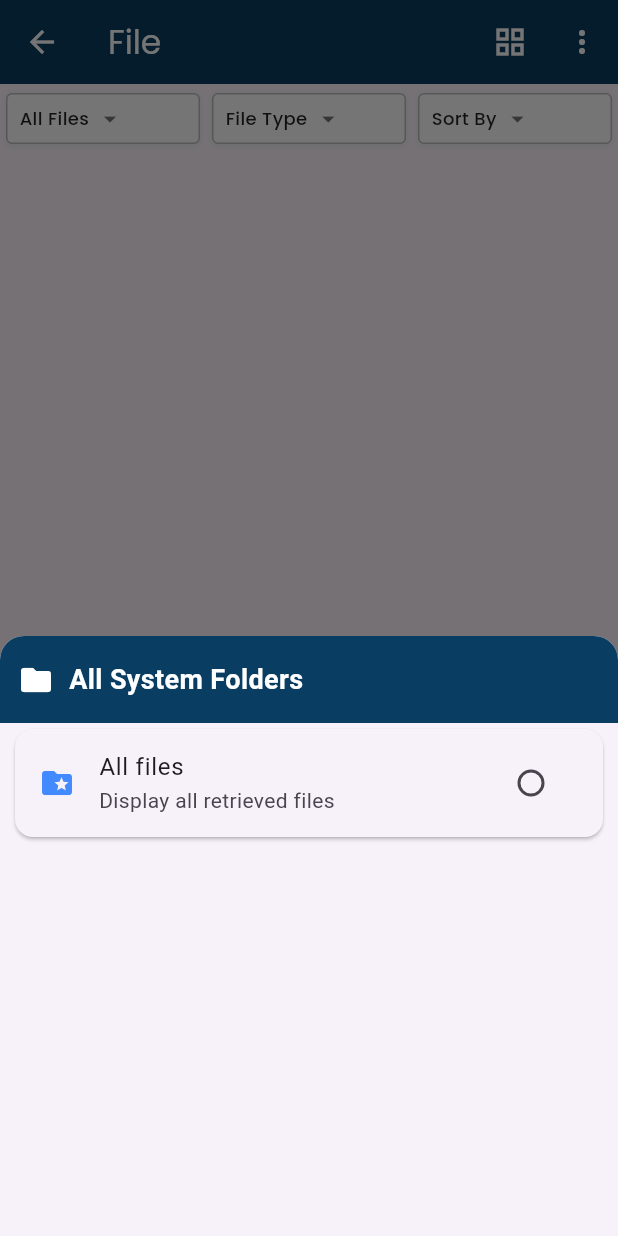
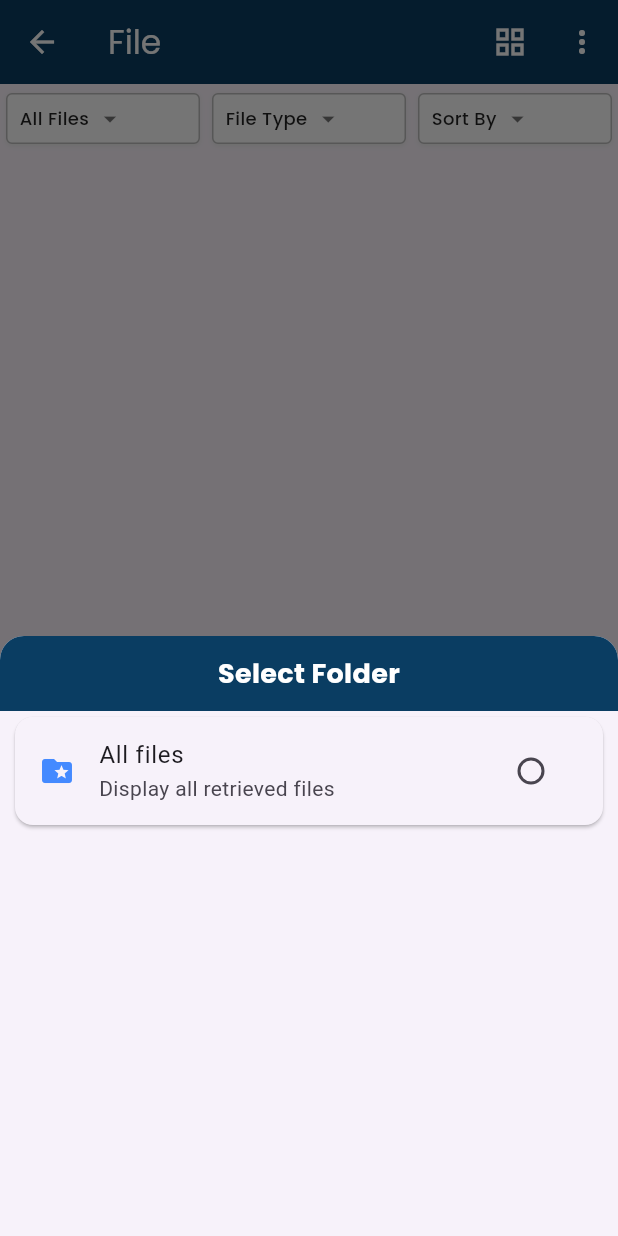
Before and after one commit to PsdeveloperFlutter/filemanager, a Flutter app: the CustomGalleryApp screen opened directly, after a tap on "All Files", on a phone screen of 412 x 824 dp. Run offline on Flutter 3.47's test engine with Material 3 defaults, Android fonts, the phone set to English and light mode, and no system bars; our stand-ins replace another_flushbar, device_info_plus, file_picker, flutter_secure_storage, flutter_switch, google_fonts and 5 more; missing offline and left inert: external_app_launcher, installed_apps, pdf_render; accounts and stored records are empty.

Commit message:
Refactor: Enhance UI and file handling in Custom Gallery
This commit introduces several improvements to the Custom Gallery UI and file handling logic:

- **`customGalleryUi.dart`:**
    - **Show Hidden Files Toggle:**
        - Implemented a "Show Hidden Files" option in the `PopupMenuButton`.
        - When toggled, `getFilesFromDirectory` is called with the `showHiddenFiles` flag, and the UI updates asynchronously to display or hide hidden files.
        - The checkbox and text in the popup menu are now styled with white text and a dark blue background to match the AppBar.
        - The progress indicator during file loading now uses the AppBar color.
    - **Folder Selection Modal:**
        - Refactored `buildFolderSelectionSheet` to use `StatefulBuilder` for managing its internal state (`selectedFolder`).
        - The `onSelectedFolderChanged` callback is introduced to update the `selectedFolder` in the parent widget.
        - Added a styled header "Select Folder" to the modal.
    - **Popup Menu Styling:**
        - The main popup menu (for "System Files" and "Show Hidden Files") is now offset downwards.
        - The background color is set to dark blue (`0xFF0A3D62`) with rounded corners.
        - A `PopupMenuDivider` is added between the options.

- **`customGallerySetting.dart`:**
    - **`getFilesFromDirectory`:**
        - Added an optional `showHiddenFiles` boolean parameter (defaulting to `false`).
        - If `showHiddenFiles` is `false`, files and directories starting with a `.` are skipped.
    - Minor code formatting and comment updates.

```diff
--- a/lib/customGallery/settings/customGallerySetting.dart
+++ b/lib/customGallery/settings/customGallerySetting.dart
@@ -1,7 +1,6 @@
 import 'dart:io';
-import 'dart:typed_data';
-import 'package:pdf_render/pdf_render.dart';
-import 'package:pdf_render/pdf_render_widgets.dart';
+import 'dart:ui' as ui;
+
 import 'package:device_info_plus/device_info_plus.dart';
 import 'package:file_picker/file_picker.dart';
 import 'package:flutter/material.dart';
@@ -9,8 +8,8 @@ import 'package:google_fonts/google_fonts.dart';
 import 'package:intl/intl.dart';
 import 'package:path/path.dart' as p;
 import 'package:path_provider/path_provider.dart';
+import 'package:pdf_render/pdf_render.dart';
 import 'package:permission_handler/permission_handler.dart';
-import 'dart:ui' as ui;
 
 class CustomGallerySetting {
 // Allowed File Extensions
@@ -49,8 +48,11 @@ class CustomGallerySetting {
   }
 
 // ✅ Recursive file fetching for all Android versions
-  Future<List<File>> getFilesFromDirectory(Directory dir,
-      {Set<String>? visited}) async {
+  Future<List<File>> getFilesFromDirectory(
+    Directory dir, {
+    Set<String>? visited,
+    bool showHiddenFiles = false,
+  }) async {
     visited ??= {};
     List<File> files = [];
     List<String> restrictedFolders = ["Android", "data", "obb"];
@@ -60,6 +62,11 @@ class CustomGallerySetting {
 
     try {
       await for (var entity in dir.list(followLinks: false)) {
+        String entityName=p.basename(entity.path);
+        // ✅ Skip hidden files/folders if showHiddenFiles = false
+        if (!showHiddenFiles && entityName.startsWith(".")) {
+          continue;
+        }
         if (entity is File) {
           String ext =
               p.extension(entity.path).replaceAll('.', '').toLowerCase();
@@ -181,10 +188,7 @@ class CustomGallerySetting {
 
   // Icon set for Various Extension Files
   Icon getFileIcon(String fileName) {
-    String ext = fileName
-        .split('.')
-        .last
-        .toLowerCase();
+    String ext = fileName.split('.').last.toLowerCase();
     switch (ext) {
       case 'pdf':
         return Icon(Icons.picture_as_pdf, color: Colors.red, size: 30);
@@ -253,7 +257,6 @@ class CustomGallerySetting {
             crossAxisAlignment: CrossAxisAlignment.start,
             children: [
               Icon(Icons.access_time, size: 16, color: dateColor),
-
               Text(
                 createdDate,
                 style: GoogleFonts.poppins(fontSize: 11, color: Colors.black54),
@@ -263,8 +266,7 @@ class CustomGallerySetting {
               Text(
                 sizeText,
                 overflow: TextOverflow.ellipsis,
-                style:
-                GoogleFonts.poppins(fontSize: 11, color: Colors.black54),
+                style: GoogleFonts.poppins(fontSize: 11, color: Colors.black54),
               ),
             ],
           ),
@@ -316,8 +318,7 @@ class CustomGallerySetting {
       }
 
       // ✅ Created Date
-      String createdDate =
-      DateFormat('dd MMM yyyy').format(fileStat.changed);
+      String createdDate = DateFormat('dd MMM yyyy').format(fileStat.changed);
 
       // ✅ Internal vs SD Card Path
       String filePath = file.path;
@@ -347,8 +348,8 @@ class CustomGallerySetting {
               Expanded(
                 child: Text(
                   createdDate,
-                  style: GoogleFonts.poppins(
-                      fontSize: 9, color: Colors.black54),
+                  style:
+                      GoogleFonts.poppins(fontSize: 9, color: Colors.black54),
                   overflow: TextOverflow.ellipsis,
                 ),
               ),
@@ -361,8 +362,8 @@ class CustomGallerySetting {
               Expanded(
                 child: Text(
                   sizeText,
-                  style: GoogleFonts.poppins(
-                      fontSize: 9, color: Colors.black54),
+                  style:
+                      GoogleFonts.poppins(fontSize: 9, color: Colors.black54),
                   overflow: TextOverflow.ellipsis,
                 ),
               ),
@@ -378,8 +379,8 @@ class CustomGallerySetting {
               Expanded(
                 child: Text(
                   displayPath,
-                  style: GoogleFonts.poppins(
-                      fontSize: 9, color: Colors.black87),
+                  style:
+                      GoogleFonts.poppins(fontSize: 9, color: Colors.black87),
                   overflow: TextOverflow.ellipsis,
                   maxLines: 1,
                 ),
@@ -458,10 +459,7 @@ class CustomGallerySetting {
             }
 
             return SizedBox(
-              height: MediaQuery
-                  .of(context)
-                  .size
-                  .height * 0.5,
+              height: MediaQuery.of(context).size.height * 0.5,
               child: Column(
                 children: [
                   Container(
@@ -508,7 +506,6 @@ class CustomGallerySetting {
     );
   }
 
-
 // ✅ Fetch Files from System File Manager
   void pickFilesFromSystemWithAutoFolder(setState, files, context) async {
     List<String> allowedExtensions = [
@@ -539,13 +536,11 @@ class CustomGallerySetting {
         // Future.delayed(Duration(milliseconds: 1000), () {
         //   Navigator.pop(context);
         // });
-
       } catch (e) {
         debugPrint("\n Error: $e");
       }
     }
   }
-
 
 //Only Check Status of Permission
   Future<bool> isStoragePermissionGranted() async {
@@ -555,15 +550,15 @@ class CustomGallerySetting {
     if (sdkInt >= 30) {
       // ✅ Android 11+
       return await Permission.manageExternalStorage.isGranted;
-    }
-    else {
+    } else {
       // ✅ Android 10 & below
       return await Permission.storage.isGranted;
     }
   }
 
   Future<ImageProvider?> getPdfFirstPageImage(String path,
-      {int width = 150, int height = 200,
+      {int width = 150,
+      int height = 200,
       required Map<String, ImageProvider> cache}) async {
     try {
       if (cache.containsKey(path)) return cache[path];
@@ -591,8 +586,4 @@ class CustomGallerySetting {
       return null;
     }
   }
-
-
-
-
 }
--- a/lib/customGallery/ui/customGalleryUi.dart
+++ b/lib/customGallery/ui/customGalleryUi.dart
@@ -74,7 +74,7 @@ class _CustomGalleryAppState extends State<CustomGalleryApp> {
     if (granted) {
       Directory root = Directory('/storage/emulated/0/');
       allFiles =
-          await settings.getFilesFromDirectory(root); // Get File From Directory
+          await settings.getFilesFromDirectory(root, showHiddenFiles: _showHiddenFiles); // Get File From Directory
       files = List.from(allFiles); //create Copy here
       // Simulate a delay for loading files
       await Future.delayed(Duration(seconds: 2));
@@ -111,7 +111,11 @@ class _CustomGalleryAppState extends State<CustomGalleryApp> {
             }
           },
           selectedFolder: selectedFolder,
-          setState: setState,
+          onSelectedFolderChanged: (folderPath){
+            setState(() {
+              selectedFolder=folderPath;
+            });
+          },
           context: context,
         );
       },
@@ -288,28 +292,66 @@ class _CustomGalleryAppState extends State<CustomGalleryApp> {
                 pickFilesFromSystemGallery();
               }
             },
+            offset: const Offset(0, 40), // Offset the menu downwards
+            color: const Color(0xFF0A3D62), // Set background color to match AppBar
+            shape: RoundedRectangleBorder(
+              borderRadius: BorderRadius.circular(10), // Rounded corners
+            ),
             itemBuilder: (BuildContext context) => <PopupMenuEntry<String>>[
-              const PopupMenuItem<String>(
+              PopupMenuItem<String>(
                 value: 'pickFiles',
                 child: Row(
                   mainAxisAlignment: MainAxisAlignment.center,
                   children: [
-                    Icon(Icons.folder_open, color: Colors.black), // Optional: Add an icon
-                    SizedBox(width: 8),
-                    Text('System Files'),
+                    const Icon(Icons.folder_open, color: Colors.white), // Icon color white
+                    const SizedBox(width: 8),
+                    Text(
+                      'System Files',
+                      style: GoogleFonts.poppins(color: Colors.white), // Text color white
+                    ),
                   ],
                 ),
               ),
-              PopupMenuItem(child: Row(
+              const PopupMenuDivider(height: 1), // Divider with custom height
+              PopupMenuItem<String>(
+                value: 'toggleHiddenFiles',
+                child: StatefulBuilder(
+                  builder: (BuildContext context, StateSetter setStatePopup) {
+                    return Row(
                       children: [
-                  Checkbox(value: _showHiddenFiles, onChanged: (bool? value) { setState(() {
+                        Checkbox(
+                          fillColor: MaterialStateProperty.all(Colors.white),
+                          value: _showHiddenFiles,
+                          onChanged: (bool? value) async { // ✅ Make this async instead
+                            // First update the local popup UI state
+                            setStatePopup(() {
                               _showHiddenFiles = value ?? false;
-                  }); },),
-                  Text("Show Hidden Files"),
+                            });
+
+                            // Fetch files asynchronously
+                            List<File> updatedFiles = await settings.getFilesFromDirectory(
+                              Directory('/storage/emulated/0/'),
+                              showHiddenFiles: _showHiddenFiles,
+                            );
+
+                            // Then call setState synchronously to update main UI
+                            setState(() {
+                              files = updatedFiles;
+                            });
+                          },
+                          activeColor: Colors.white,
+                          checkColor: const Color(0xFF0A3D62),
+                        ),
+                        Text(
+                          "Show Hidden Files",
+                          style: GoogleFonts.poppins(color: Colors.white),
+                        ),
                       ],
-              ))
+                    );
+                  },
+                ),
+              ),
 
-              // Add more options here if needed
             ],
           ),
         ],
@@ -322,7 +364,7 @@ class _CustomGalleryAppState extends State<CustomGalleryApp> {
               children: [
                 // ✅ Main File List
                 _isLoading // Check if loading
-                    ? Center(child: CircularProgressIndicator()) :// Show progress indicator
+                    ? const Center(child: CircularProgressIndicator(color: Color(0xFF0A3D62),)) :// Show progress indicator with appbar color
                 files.isEmpty
                     ? Center(child: Text("No files found"))
                     : buildFilesView(  //From listViewAndGridViewUi.dart
@@ -448,43 +490,43 @@ Widget importListSection(BuildContext context,
 }
 
 // Show Folder Selection Modal
+// Show Folder Selection Modal
 Widget buildFolderSelectionSheet({
   required Map<String, List<String>> folders,
   required Function(String folderPath) onFolderSelected,
-  String? selectedFolder,
-  required StateSetter setState,
+  required String? selectedFolder,
+  required Function(String) onSelectedFolderChanged,
   required BuildContext context,
 }) {
+  return StatefulBuilder(
+    builder: (context, setModalState) {
       return SizedBox(
         height: 400,
         child: Column(
-      mainAxisSize: MainAxisSize.min,
           children: [
-        // Header
+            // ✅ App Bar for Modal Bottom Sheet
             Container(
-          padding: EdgeInsets.symmetric(vertical: 16, horizontal: 12),
               width: double.infinity,
+              padding: EdgeInsets.symmetric(vertical: 12, horizontal: 16),
               decoration: BoxDecoration(
-            color: const Color(0xFF0A3D62),
-            borderRadius: BorderRadius.vertical(top: Radius.circular(16)),
+                color: Color(0xFF0A3D62), // Dark blue background
+                borderRadius: BorderRadius.only(
+                  topLeft: Radius.circular(16),
+                  topRight: Radius.circular(16),
                 ),
-          child: Row(
-            children: [
-              Icon(Icons.folder, color: Colors.white, size: 24),
-              SizedBox(width: 10),
-              Text(
-                "All System Folders",
-                style: TextStyle(
-                  color: Colors.white,
+              ),
+              child: Text(
+                "Select Folder",
+                style: GoogleFonts.poppins(
                   fontSize: 18,
                   fontWeight: FontWeight.bold,
+                  color: Colors.white, // White text
                 ),
-              ),
-            ],
+                textAlign: TextAlign.center,
               ),
             ),
 
-        // All Files Option
+            // ✅ All Files Option
             Card(
               elevation: 1,
               margin: EdgeInsets.symmetric(horizontal: 10, vertical: 4),
@@ -494,24 +536,22 @@ Widget buildFolderSelectionSheet({
                   value: "All files",
                   groupValue: selectedFolder,
                   onChanged: (value) {
-                setState(() {
-                  selectedFolder = value!;
-                });
+                    setModalState(() => selectedFolder = value); // ✅ Update modal state
+                    onSelectedFolderChanged(value!);
                     onFolderSelected("All files");
                   },
                 ),
                 title: Text("All files"),
                 subtitle: Text("Display all retrieved files"),
                 onTap: () {
-              setState(() {
-                selectedFolder = "All files";
-              });
+                  setModalState(() => selectedFolder = "All files");
+                  onSelectedFolderChanged("All files");
                   onFolderSelected("All files");
                 },
               ),
             ),
 
-        // Folder List
+            // ✅ Folder List with Radio Buttons
             Expanded(
               child: ListView.builder(
                 padding: EdgeInsets.zero,
@@ -521,8 +561,7 @@ Widget buildFolderSelectionSheet({
                   List<String> filesInFolder = folders[folderPath] ?? [];
                   int fileCount = filesInFolder.length;
 
-              return
-                Card(
+                  return Card(
                     elevation: 1,
                     margin: EdgeInsets.symmetric(horizontal: 10, vertical: 4),
                     child: ListTile(
@@ -531,30 +570,30 @@ Widget buildFolderSelectionSheet({
                         value: folderPath,
                         groupValue: selectedFolder,
                         onChanged: (value) {
-                        setState(() {
-                          selectedFolder = value;
-                        });
-                        onFolderSelected(value!);
+                          setModalState(() => selectedFolder = value);
+                          onSelectedFolderChanged(value!);
+                          onFolderSelected(folderPath);
                         },
                       ),
                       title: Text(folderPath.split('/').last),
                       subtitle: Text("$fileCount files"),
                       onTap: () {
-                      setState(() {
-                        selectedFolder = folderPath;
-                      });
+                        setModalState(() => selectedFolder = folderPath);
+                        onSelectedFolderChanged(folderPath);
                         onFolderSelected(folderPath);
                       },
                     ),
                   );
                 },
               ),
-        )
+            ),
           ],
-    )
-
+        ),
+      );
+    },
   );
 }
+
 
 void showSortOptionsBottomSheet(
     BuildContext context, List<File> files, Function(List<File>) onSorted) {
```
Lines whose indentation alone changed are shown as unchanged.
